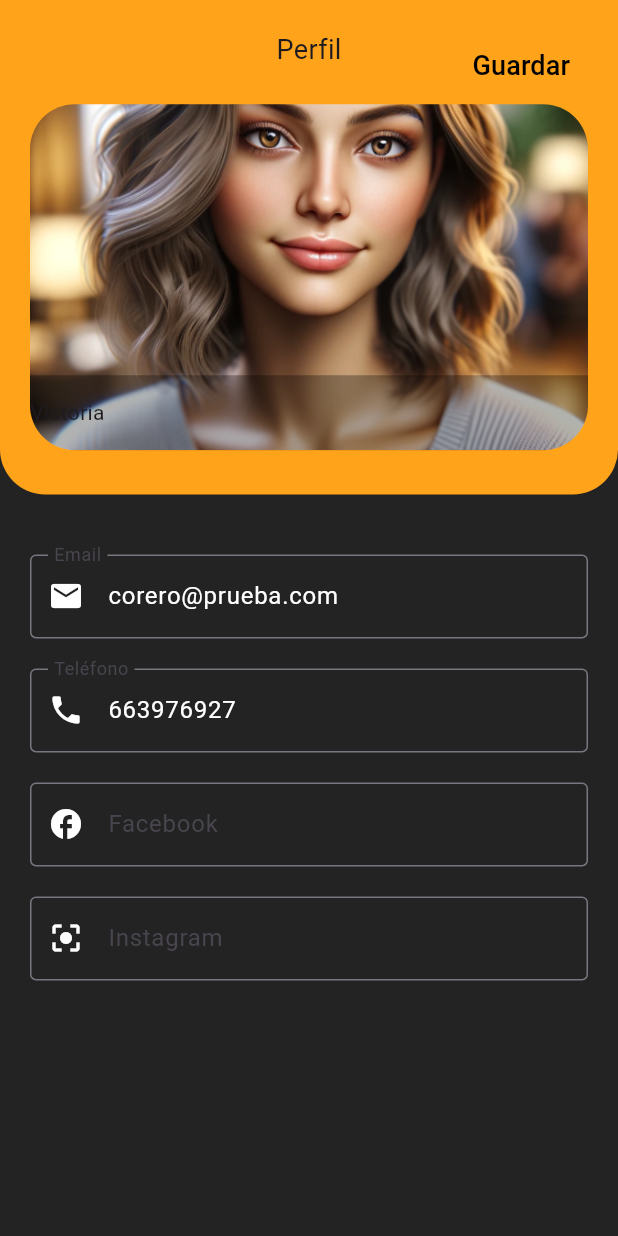
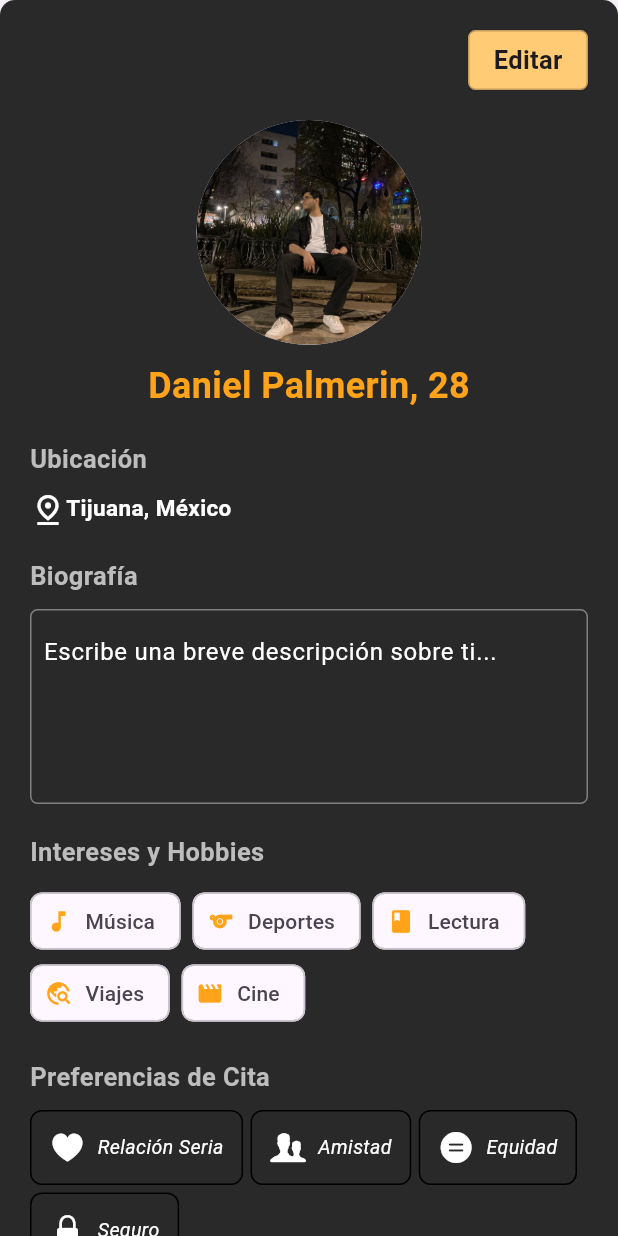
Before and after one commit to alexisollwell/lovelink, a Flutter app: the Profile widget shown alone on an empty page, opened directly, on a phone screen of 412 x 824 dp. Run offline on Flutter 3.47's test engine with Material 3 defaults, Android fonts, the phone set to English and light mode, and no system bars; our stand-ins replace carousel_slider, flutter_card_swiper, flutter_carousel_widget, image_picker, readmore, salomon_bottom_bar and 1 more; accounts and stored records are empty; Roboto replaces fonts that are missing (Monse).

Commit message:
Perfil 2.0
Actualización de código de perfil

```diff
--- a/lib/views/MainPages/Profile/profile.dart
+++ b/lib/views/MainPages/Profile/profile.dart
@@ -1,7 +1,10 @@
 import 'dart:io';
 
+import 'package:carousel_slider/carousel_slider.dart' as carousel_slider;
+import 'package:flutter/cupertino.dart';
 import 'package:flutter/material.dart';
 import 'package:flutter/services.dart';
+import 'package:flutter_carousel_widget/flutter_carousel_widget.dart';
 import 'package:image_picker/image_picker.dart';
 import '../../../models/user.dart';
 import '../../components/LoveTextField.dart';
@@ -25,162 +28,395 @@ class _ProfileState extends State<Profile> {
   void initState() {
     super.initState();
 
-    userdata= User(
+    userdata = User(
       name: "Victoria",
       phone: "663976927",
-        email: "corero@prueba.com"
+      email: "corero@prueba.com",
     );
 
     emailController.text = userdata.email;
     phoneController.text = userdata.phone;
   }
 
-  Future<void> changeProfilePhoto() async{
+  Future<void> changeProfilePhoto() async {
     final ImagePicker picker = ImagePicker();
 
     final XFile? image = await picker.pickImage(source: ImageSource.camera);
     setState(() {
       _selectedPhoto = image;
     });
-    //final XFile? photo = await picker.pickImage(source: ImageSource.camera);
   }
-
 
   @override
   Widget build(BuildContext context) {
-    return AnnotatedRegion(
-      value: const SystemUiOverlayStyle(
-        statusBarColor: Colors.orange,
-        statusBarBrightness: Brightness.dark
+    return SingleChildScrollView(
+      child: Container(
+        width: double.infinity,
+        padding: EdgeInsets.all(20.0),
+        decoration: BoxDecoration(
+          color: Color(0xFF292929),
+          borderRadius: BorderRadius.circular(10.0),
+          boxShadow: const [
+            BoxShadow(
+              color: Colors.black12,
+              blurRadius: 10.0,
             ),
-      child: Scaffold(
-        body: SafeArea(
-          child: Stack(
+          ],
+        ),
+        child: Column(
+          crossAxisAlignment: CrossAxisAlignment.start,
           children: [
-              Container(color: const Color(0xff232323)),
-              Column(
+            Row(
+              mainAxisAlignment: MainAxisAlignment.end,
               children: [
-                  Container(
-                    width: double.infinity,
-                    height: MediaQuery.of(context).size.height * 0.4,
-                    padding: const EdgeInsets.all(20),
-                    decoration: const BoxDecoration(
-                      color: Color(0xffffa31a),
-                      borderRadius: BorderRadius.only(bottomLeft: Radius.circular(30),bottomRight: Radius.circular(30)),
-                    ),
-                    child: Stack(
-                      alignment: Alignment.topRight,
-                      children: [
-                        InkWell(
-                          onTap: changeProfilePhoto,
-                          child: Align(
-                            alignment: Alignment.center,
-                            child: Container(
-                              margin: const EdgeInsets.only(top: 40),
-                              height: (MediaQuery.of(context).size.height * 0.4)*0.7,
-                              width: double.infinity,
-                              child: Stack(
-                                children: [
-                                  ClipRRect(
-                                    borderRadius: BorderRadius.circular(30),
-                                    child: SizedBox(
-                                      height: (MediaQuery.of(context).size.height * 0.4)*0.7,
-                                      width: double.infinity,
-                                      child: _selectedPhoto == null
-                                          ? Image.asset("assets/images/profile1.png",fit: BoxFit.fitWidth )
-                                          : Image.file(File(_selectedPhoto!.path),fit: BoxFit.fitWidth),
+                GestureDetector(
+                  onTap: null,
+                  child: const LoveButton(
+                    texto: "Editar",
+                    Wsize: 80,
                   ),
                 ),
-                                  Column(
+              ],
+            ),
+            const SizedBox(height: 20.0),
+            const Center(
+              child: CircleAvatar(
+                radius: 75.0,
+                backgroundImage: AssetImage('assets/images/pal1.jpg'),
+              ),
+            ),
+            const SizedBox(height: 10.0),
+            const Center(
+              child: Text(
+                'Daniel Palmerin, 28',
+                style: TextStyle(
+                  fontSize: 24.0,
+                  fontWeight: FontWeight.bold,
+                  color: Color(0xFFFFA31A),
+                ),
+              ),
+            ),
+            const SizedBox(height: 20.0),
+            const ProfileBasicInfo(),
+            const SizedBox(height: 20.0),
+            const ProfileBio(),
+            const SizedBox(height: 20.0),
+            const ProfileInterests(),
+            const SizedBox(height: 20.0),
+            const ProfilePreferences(),
+            const SizedBox(height: 20.0),
+            const ProfileGallery(),
+          ],
+        ),
+      ),
+    );
+  }
+}
+
+class ProfileBasicInfo extends StatelessWidget {
+  const ProfileBasicInfo({super.key});
+
+  @override
+  Widget build(BuildContext context) {
+    return Column(
+      crossAxisAlignment: CrossAxisAlignment.start,
       children: [
-                                      const Spacer(),
-                                      Container(
-                                        width: double.infinity,
-                                        height: 50,
-                                        decoration: BoxDecoration(
-                                            color: Colors.black.withOpacity(0.3),
-                                            borderRadius: const BorderRadius.only(
-                                                bottomLeft: Radius.circular(30),
-                                                bottomRight: Radius.circular(30))
+        Text(
+          'Ubicación',
+          style: TextStyle(
+            color: Colors.grey.shade400,
+            fontSize: 17,
+            fontWeight: FontWeight.bold,
           ),
-                                        child: Row(
+        ),
+        const SizedBox(height: 10.0),
+        const Row(
+          crossAxisAlignment: CrossAxisAlignment.start,
           children: [
-                                            Text(userdata.name)
-                                          ],
+            Icon(Icons.pin_drop_outlined, color: Colors.white),
+            Text(
+              "Tijuana, México",
+              style: TextStyle(
+                color: Colors.white,
+                fontSize: 15.0,
+                fontWeight: FontWeight.bold,
               ),
             ),
           ],
         ),
       ],
+    );
+  }
+}
+
+class ProfileBio extends StatelessWidget {
+  const ProfileBio({super.key});
+
+  @override
+  Widget build(BuildContext context) {
+    return Column(
+      crossAxisAlignment: CrossAxisAlignment.start,
+      children: [
+        Text(
+          'Biografía',
+          style: TextStyle(
+            color: Colors.grey.shade400,
+            fontSize: 17,
+            fontWeight: FontWeight.bold,
+          ),
+        ),
+        const SizedBox(height: 10.0),
+        Container(
+          decoration: BoxDecoration(
+            color: Color(0xFF292929),
+            borderRadius: BorderRadius.circular(5.0),
+            border: Border.all(
+              color: Color(0xFF808080), // Borde del textarea
+            ),
+          ),
+          child: const Padding(
+            padding: EdgeInsets.all(8.0),
+            child: TextField(
+              maxLines: 4,
+              decoration: InputDecoration(
+                border: InputBorder.none,
+                hintText: 'Escribe una breve descripción sobre ti...',
+                hintStyle: TextStyle(color: Colors.white),
+              ),
+              style: TextStyle(color: Colors.white),
             ),
           ),
         ),
-                        ),
-                        Align(
-                          alignment: Alignment.topRight,
-                          child: TextButton(
-                            onPressed: () {
-                              // Acción para guardar el perfil
-                            },
-                            child: Text('Guardar',
-                                style: TextStyle(fontSize: 18, color: Colors.black)),
+      ],
+    );
+  }
+}
+
+class ProfileInterests extends StatelessWidget {
+  const ProfileInterests({super.key});
+
+  @override
+  Widget build(BuildContext context) {
+    return Column(
+      crossAxisAlignment: CrossAxisAlignment.start,
+      children: [
+        Text(
+          'Intereses y Hobbies',
+          style: TextStyle(
+            color: Colors.grey.shade400,
+            fontSize: 17,
+            fontWeight: FontWeight.bold,
           ),
         ),
-                        const Align(
-                          alignment: Alignment.topCenter,
-                          child: Text(
-                            'Perfil',
-                            style: TextStyle(fontSize: 18),
+        const SizedBox(height: 10.0),
+        const Wrap(
+          spacing: 8.0,
+          children: [
+            Chip(
+              label: Text('Música'),
+              avatar: Icon(Icons.music_note, color: Color(0xFFFFA31A)),
+            ),
+            Chip(
+              label: Text('Deportes'),
+              avatar: Icon(Icons.sports, color: Color(0xFFFFA31A)),
+            ),
+            Chip(
+              label: Text('Lectura'),
+              avatar: Icon(Icons.book, color: Color(0xFFFFA31A)),
+            ),
+            Chip(
+              label: Text('Viajes'),
+              avatar: Icon(Icons.travel_explore, color: Color(0xFFFFA31A)),
+            ),
+            Chip(
+              label: Text('Cine'),
+              avatar: Icon(Icons.movie, color: Color(0xFFFFA31A)),
+            ),
+          ],
+        ),
+      ],
+    );
+  }
+
+  Widget _buildInterest(String interest) {
+    return Row(
+      mainAxisSize: MainAxisSize.min,
+      children: [
+        const Checkbox(
+          value: false,
+          onChanged: null,
+        ), // Placeholder checkbox
+        const SizedBox(width: 5.0),
+        Text(
+          interest,
+          style: const TextStyle(color: Colors.white),
+        ),
+      ],
+    );
+  }
+}
+
+class ProfileGallery extends StatelessWidget {
+  const ProfileGallery({super.key});
+
+  @override
+  Widget build(BuildContext context) {
+    return Column(
+      crossAxisAlignment: CrossAxisAlignment.start,
+      children: [
+        Text(
+          'Fotos Adicionales',
+          style: TextStyle(
+            color: Colors.grey.shade400,
+            fontSize: 17,
+            fontWeight: FontWeight.bold,
+          ),
+        ),
+        const SizedBox(height: 10.0),
+        carousel_slider.CarouselSlider(
+          options: carousel_slider.CarouselOptions(
+            height: 200.0,
+            enlargeCenterPage: true,
+            enableInfiniteScroll: false,
+            aspectRatio: 16 / 9,
+          ),
+          items: [
+            _buildGalleryImage('assets/images/pal1.jpg'),
+            _buildGalleryImage('assets/images/pal2.jpg'),
+            _buildGalleryImage('assets/images/pal3.jpg'),
+          ],
+        ),
+      ],
+    );
+  }
+
+  Widget _buildGalleryImage(String imagePath) {
+    return ClipRRect(
+      borderRadius: BorderRadius.circular(10.0),
+      child: Image.asset(
+        imagePath,
+        width: 300.0,
+        height: 200.0,
+        fit: BoxFit.cover,
+      ),
+    );
+  }
+}
+
+class ProfilePreferences extends StatelessWidget {
+  const ProfilePreferences({super.key});
+
+  @override
+  Widget build(BuildContext context) {
+    return Column(
+      crossAxisAlignment: CrossAxisAlignment.start,
+      children: [
+        Text(
+          'Preferencias de Cita',
+          style: TextStyle(
+            color: Colors.grey.shade400,
+            fontSize: 17,
+            fontWeight: FontWeight.bold,
+          ),
+        ),
+        const SizedBox(height: 10.0),
+        const Wrap(
+          spacing: 5.0,
+          runSpacing: 5.0,
+          children: [
+            prefButton(
+              text: 'Relación Seria',
+              icon: CupertinoIcons.heart_fill,
+            ),
+            prefButton(
+              text: 'Amistad',
+              icon: CupertinoIcons.person_2_alt,
+            ),
+            prefButton(
+              text: 'Equidad',
+              icon: CupertinoIcons.equal_circle_fill,
+            ),
+            prefButton(
+              text: 'Seguro',
+              icon: CupertinoIcons.padlock_solid,
+            ),
+          ],
+        ),
+      ],
+    );
+  }
+}
+
+class prefButton extends StatelessWidget {
+  final String text;
+  final IconData? icon;
+
+  const prefButton({super.key, required this.text, this.icon});
+
+  @override
+  Widget build(BuildContext context) {
+    return Container(
+      padding: const EdgeInsets.all(12.0),
+      decoration: BoxDecoration(
+        color: Colors.transparent,
+        border: Border.all(color: Colors.black),
+        borderRadius: BorderRadius.circular(8.0),
+      ),
+      child: Row(
+        mainAxisSize: MainAxisSize.min,
+        children: [
+          Icon(icon, color: Colors.white),
+          const SizedBox(width: 8.0),
+          Text(
+            text,
+            style: const TextStyle(
+              color: Colors.white,
+              fontSize: 13.0,
+              fontStyle: FontStyle.italic,
             ),
           ),
         ],
       ),
-                  ),
-                  const SizedBox(height: 20),
-                  Expanded(
-                    child: Padding(
-                      padding: const EdgeInsets.all(20.0),
-                      child: SingleChildScrollView(
-                        child: Column(
-                          mainAxisAlignment: MainAxisAlignment.spaceAround,
-                          children: [
-                            LoveTextField(
-                              Placeholder: 'Email',
-                              Wsize: double.infinity,
-                              textColor: Colors.white,
-                              icono: const Icon(Icons.email, color: Colors.white),
-                              controller: emailController,
-                            ),
-                            const SizedBox(height: 20),
-                            LoveTextField(
-                              Placeholder: 'Teléfono',
-                              Wsize: double.infinity,
-                              textColor: Colors.white,
-                              icono: const Icon(Icons.phone, color: Colors.white),
-                              controller: phoneController,
-                            ),
-                            const SizedBox(height: 20),
-                            const LoveTextField(
-                              Placeholder: 'Facebook',
-                              Wsize: double.infinity,
-                              textColor: Colors.white,
-                              icono: Icon(Icons.facebook, color: Colors.white),
-                            ),
-                            const SizedBox(height: 20),
-                            const LoveTextField(
-                              Placeholder: 'Instagram',
-                              Wsize: double.infinity,
-                              textColor: Colors.white,
-                              icono: Icon(Icons.center_focus_strong, color: Colors.white),
-                            ),
-                          ],
+    );
+  }
+}
+
+class LoveButton extends StatelessWidget {
+  final String texto;
+  final double Wsize;
+  final Color? ButtonColor;
+  final Color? BorderColor;
+  final Alignment? position;
+
+  const LoveButton({
+    super.key,
+    required this.texto,
+    required this.Wsize,
+    this.ButtonColor,
+    this.BorderColor,
+    this.position,
+  });
+
+  @override
+  Widget build(BuildContext context) {
+    return Container(
+      height: 40,
+      width: Wsize,
+      alignment: position,
+      decoration: BoxDecoration(
+        color: const Color(0xFFFFCB74),
+        borderRadius: BorderRadius.circular(5),
+        border: Border.all(
+          color: Color(0xFFC49C59),
         ),
       ),
-                    ),
-                  ),
-                ],
-              ),
-            ],
+      child: Center(
+        child: Text(
+          texto,
+          style: const TextStyle(
+            fontWeight: FontWeight.bold,
+            fontSize: 17,
+            fontFamily: 'Monse',
           ),
         ),
       ),
--- a/pubspec.yaml
+++ b/pubspec.yaml
@@ -42,6 +42,7 @@ dependencies:
   image_picker: ^1.0.7
   flutter_carousel_widget: ^2.2.0
   flutter_card_swiper: ^7.0.0
+  carousel_slider: ^4.0.0
 
 dev_dependencies:
   flutter_test:
```
Also changed, not shown: assets/images/pal1.jpg (added), assets/images/pal2.jpg (added), assets/images/pal3.jpg (added), pubspec.lock, 2 other files. Lines whose indentation alone changed are shown as unchanged.
